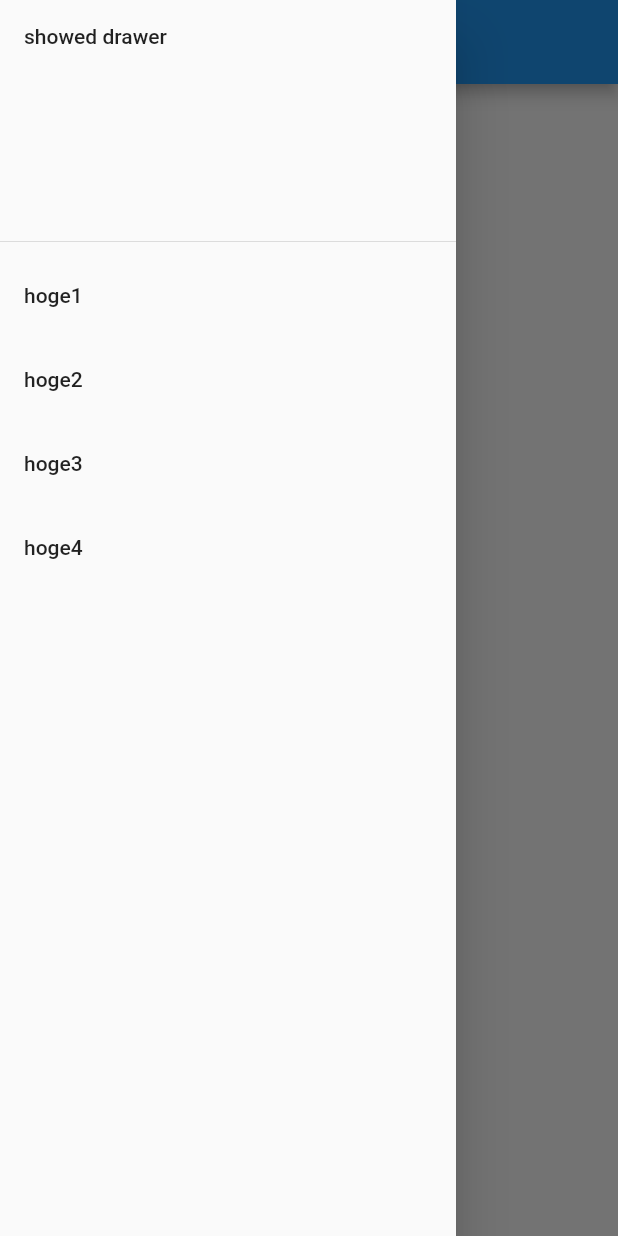
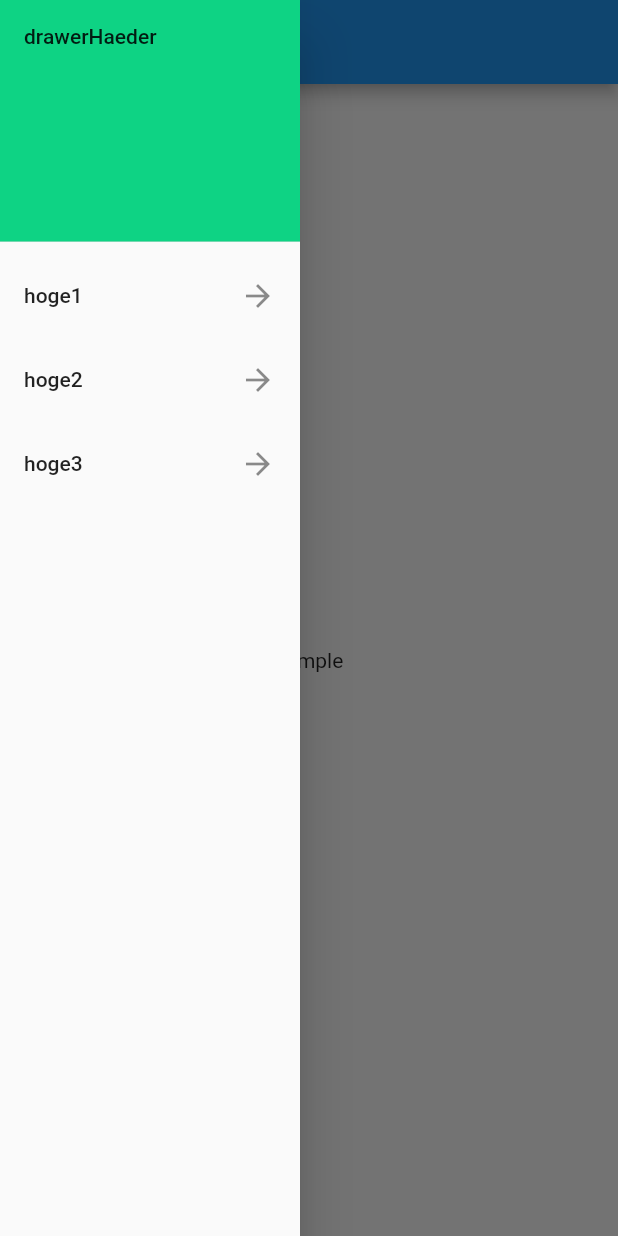
Before and after one commit to enumura1/drawerMenu, a Flutter app: the screen it shows after launch, in the side drawer, after a tap on "hoge1", on a phone screen of 412 x 824 dp. Run offline on Flutter 3.47's test engine with Material 2 defaults, Android fonts, the light colour scheme and no system bars.

Commit message:
create drawer

```diff
--- a/lib/drawer.dart
+++ /dev/null
@@ -1,38 +0,0 @@
-import 'package:flutter/material.dart';
-
-class DrawerMenu extends StatelessWidget {
-  const DrawerMenu({super.key});
-
-  @override
-  Widget build(BuildContext context) {
-    return ListView(
-      children: [
-        DrawerHeader(child: Text("showed drawer")),
-        ListTile(
-          title: Text("hoge1"),
-          onTap: () {
-            debugPrint('tapped hoge1');
-          },
-        ),
-        ListTile(
-          title: Text("hoge2"),
-          onTap: () {
-            debugPrint('tapped hoge1');
-          },
-        ),
-        ListTile(
-          title: Text("hoge3"),
-          onTap: () {
-            debugPrint('tapped hoge1');
-          },
-        ),
-        ListTile(
-          title: Text("hoge4"),
-          onTap: () {
-            debugPrint('tapped hoge1');
-          },
-        ),
-      ],
-    );
-  }
-}
--- a/lib/main.dart
+++ b/lib/main.dart
@@ -1,38 +1,61 @@
 import 'package:flutter/material.dart';
-import 'drawer.dart';
 
 void main() {
-  final appBar = AppBar(
-    title: const Text('bar'),
-  );
-
-  const drawer = Drawer(
-    child: DrawerMenu(),
-  );
-
-  const body = Center(
-    child: Text('body'),
-  );
-
-  final scaffold = Scaffold(
-    appBar: appBar,
-    drawer: drawer,
-    body: body,
-  );
-
   final appContent = MaterialApp(
     debugShowCheckedModeBanner: false,
-    home: scaffold,
+    home: DrawerMenu(),
   );
   runApp(appContent);
 }
 
-// class MyApp extends StatelessWidget {
-//   const MyApp({super.key});
+class DrawerMenu extends StatelessWidget {
+  const DrawerMenu({super.key});
 
-//   // This widget is the root of your application.
-//   @override
-//   Widget build(BuildContext context) {
-//     return Container();
-//   }
-// }
+  @override
+  Widget build(BuildContext context) {
+    return Scaffold(
+      //bar
+      appBar: AppBar(
+        title: const Text('samplebar'),
+      ),
+      //drawer
+      drawer: Drawer(
+        width: 200,
+        child: ListView(
+          children: [
+            DrawerHeader(
+              child: Text("drawerHaeder"),
+              decoration: BoxDecoration(
+                color: Color.fromARGB(255, 14, 211, 132),
+              ),
+            ),
+            ListTile(
+              title: Text("hoge1"),
+              trailing: Icon(Icons.arrow_forward),
+              onTap: () {
+                debugPrint('tapped hoge1');
+              },
+            ),
+            ListTile(
+              title: Text("hoge2"),
+              trailing: Icon(Icons.arrow_forward),
+              onTap: () {
+                debugPrint('tapped hoge1');
+              },
+            ),
+            ListTile(
+              title: Text("hoge3"),
+              trailing: Icon(Icons.arrow_forward),
+              onTap: () {
+                debugPrint('tapped hoge1');
+              },
+            ),
+          ],
+        ),
+      ),
+      body: Center(
+        child: Text('sample'),
+      ),
+    );
+  }
+}
```
